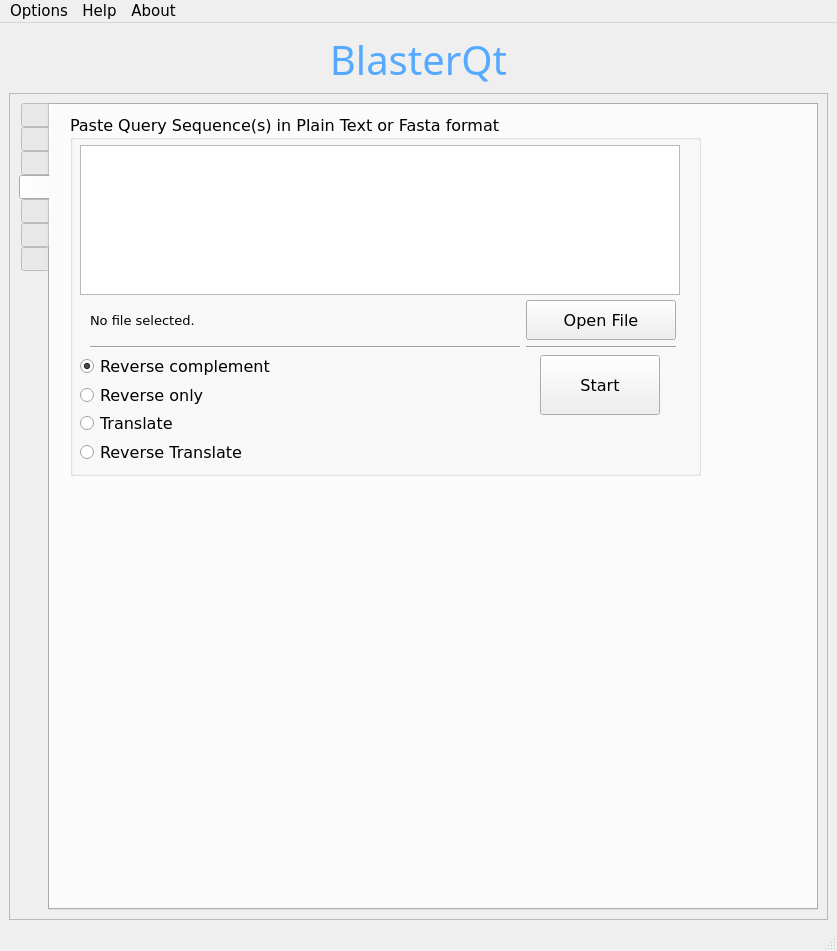
The window that blaster.ui (snowformatics/BlasterQt) describes before a commit, drawn with Qt 5.
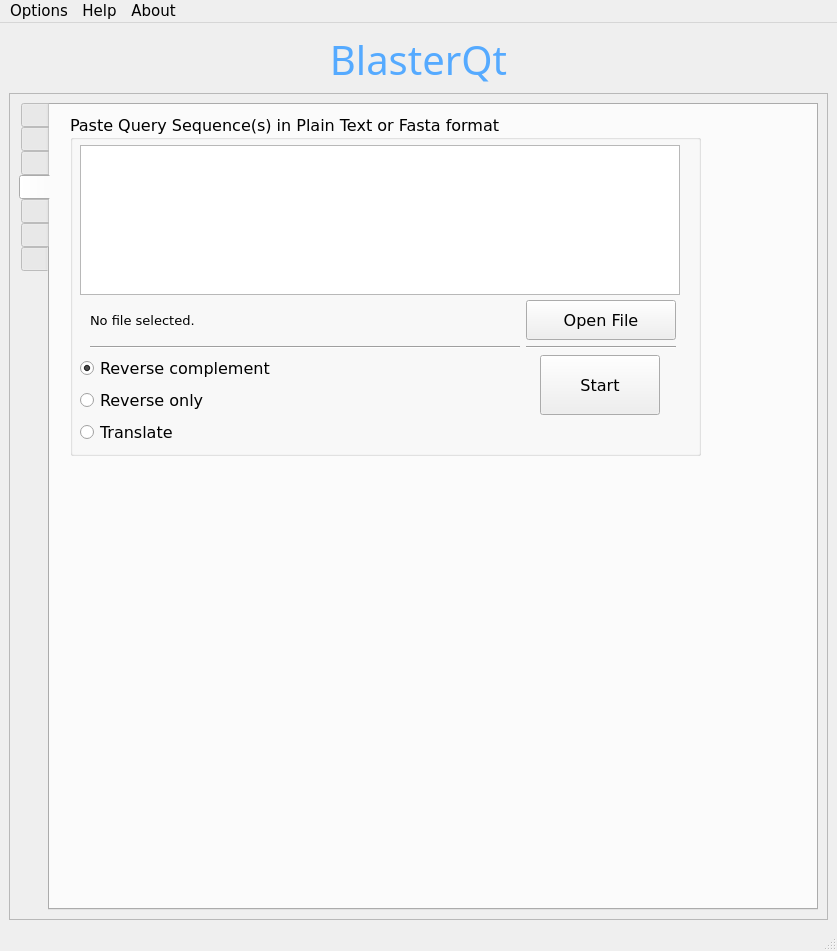
The same window after the commit. The open tabs and pages were chosen to show the change. Icons and pictures are not drawn.

```diff
--- a/blaster.ui
+++ b/blaster.ui
@@ -82,7 +82,7 @@
           </property>
           <property name="iconSize">
            <size>
-            <width>48</width>
+            <width>52</width>
             <height>64</height>
            </size>
           </property>
@@ -1516,7 +1516,7 @@
               <x>20</x>
               <y>10</y>
               <width>631</width>
-              <height>361</height>
+              <height>341</height>
              </rect>
             </property>
             <property name="minimumSize">
@@ -1632,7 +1632,7 @@
                <x>10</x>
                <y>240</y>
                <width>381</width>
-               <height>108</height>
+               <height>91</height>
               </rect>
              </property>
              <layout class="QGridLayout" name="gridLayout">
@@ -1660,13 +1660,6 @@
                 </property>
                </widget>
               </item>
-              <item row="3" column="0">
-               <widget class="QRadioButton" name="radioButton_8">
-                <property name="text">
-                 <string>Reverse Translate</string>
-                </property>
-               </widget>
-              </item>
              </layout>
             </widget>
             <widget class="QPushButton" name="pushButton_6">
```
Left out of the diff: 15 changed lines with no effect on the pictures.
